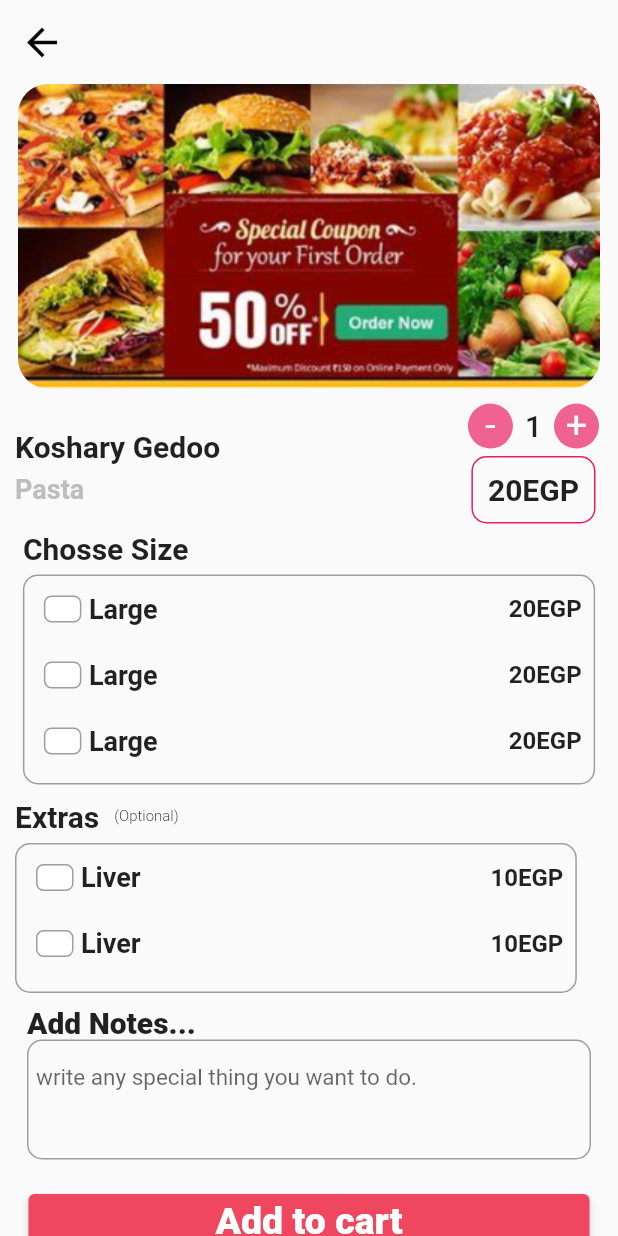
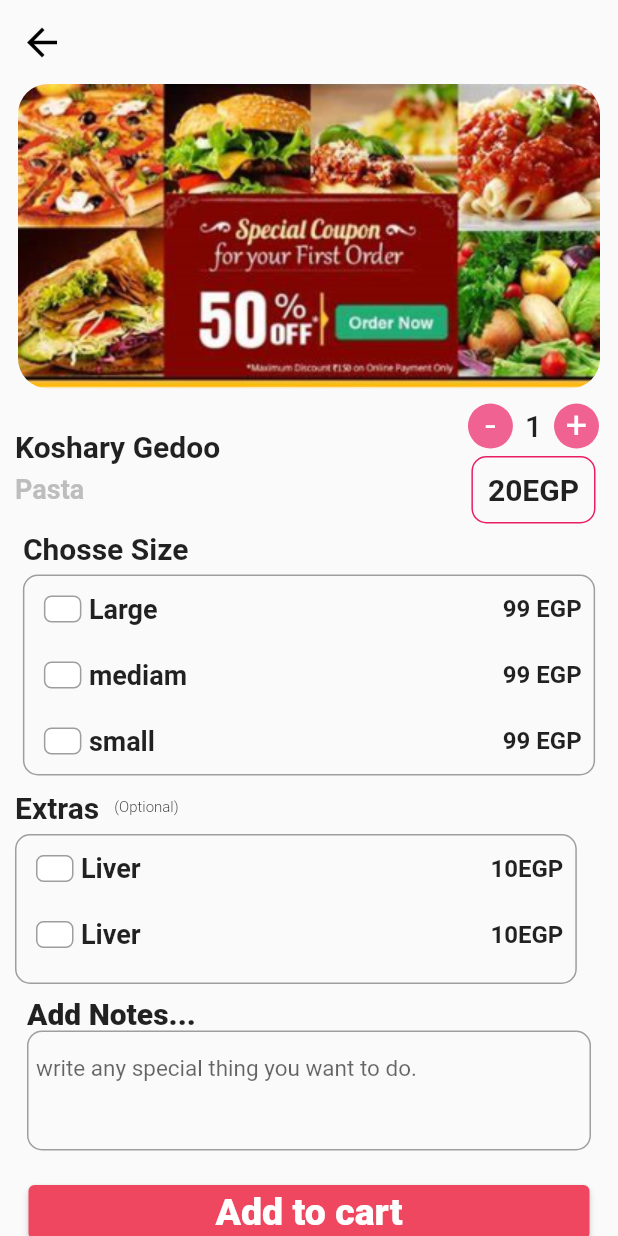
Before and after one commit to farisali21/my_order, a Flutter app: the AddOrderPage screen opened directly, on a phone screen of 412 x 824 dp. Run offline on Flutter 3.47's test engine with Material 2 defaults, Android fonts, the phone set to English and light mode, and no system bars; our stand-ins replace bloc, buttons_tabbar, dio, flutter_bloc, flutter_rating_bar, font_awesome_flutter and 3 more.

Commit message:
update chosse size

```diff
--- a/lib/addOrderToCart/widgets/chosseSize/chosse_size_widget.dart
+++ b/lib/addOrderToCart/widgets/chosseSize/chosse_size_widget.dart
@@ -2,7 +2,20 @@ import 'package:flutter/material.dart';
 import 'package:my_order/addOrderToCart/widgets/chosseSize/meal_size_widget.dart';
 
 class ChosseSize extends StatelessWidget {
-  const ChosseSize({Key? key}) : super(key: key);
+  final List<Map<String, dynamic>> chosseSize = [
+    {
+      'title': 'Large',
+      'price': 99,
+    },
+    {
+      'title': 'mediam',
+      'price': 99,
+    },
+    {
+      'title': 'small',
+      'price': 99,
+    },
+  ];
 
   @override
   Widget build(BuildContext context) {
@@ -21,16 +34,19 @@ class ChosseSize extends StatelessWidget {
         ),
         Container(
           width: MediaQuery.of(context).size.width / 1.08,
-          height: 140,
           decoration: BoxDecoration(
               border: Border.all(
                 color: Colors.grey,
                 width: 1,
               ),
               borderRadius: BorderRadius.circular(10)),
-          child: ListView.builder(
-            itemCount: 3,
-            itemBuilder: (context, index) => MealSize(),
+          child: Column(
+            children: [
+              ...chosseSize.map((size) => MealSize(
+                    title: size['title'].toString(),
+                    price: size['price'].toString(),
+                  ))
+            ],
           ),
         ),
       ],
--- a/lib/addOrderToCart/widgets/chosseSize/meal_size_widget.dart
+++ b/lib/addOrderToCart/widgets/chosseSize/meal_size_widget.dart
@@ -4,7 +4,10 @@ import 'package:my_order/addOrderToCart/cubit/additem_cubit.dart';
 import 'package:my_order/constants/constants.dart';
 
 class MealSize extends StatelessWidget {
-  const MealSize({Key? key}) : super(key: key);
+  final String title;
+  final String price;
+  const MealSize({Key? key, required this.title, required this.price})
+      : super(key: key);
 
   @override
   Widget build(BuildContext context) {
@@ -39,13 +42,13 @@ class MealSize extends StatelessWidget {
                     ),
                   ),
                   Text(
-                    'Large',
+                    title,
                     style: TextStyle(fontSize: 18, fontWeight: FontWeight.w600),
                   ),
                 ],
               ),
               Text(
-                '20EGP',
+                '$price EGP',
                 style: TextStyle(
                   fontSize: 16,
                   fontWeight: FontWeight.bold,
--- a/lib/main.dart
+++ b/lib/main.dart
@@ -1,5 +1,6 @@
 import 'package:flutter/material.dart';
 
+import 'addOrderToCart/order_page.dart';
 import 'splashScreen/view.dart';
 
 void main() {
@@ -15,7 +16,7 @@ class MyApp extends StatelessWidget {
       theme: ThemeData(
         primarySwatch: Colors.blue,
       ),
-      home: SplashScreen(),
+      home: AddOrderPage(),
     );
   }
 }
```
